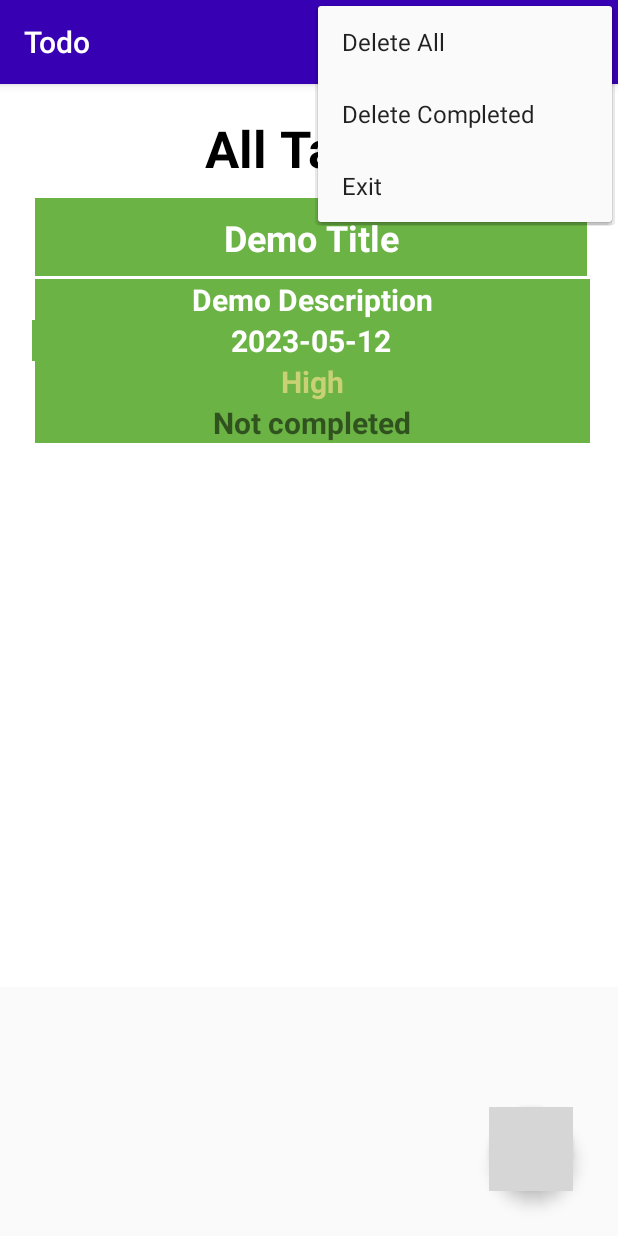
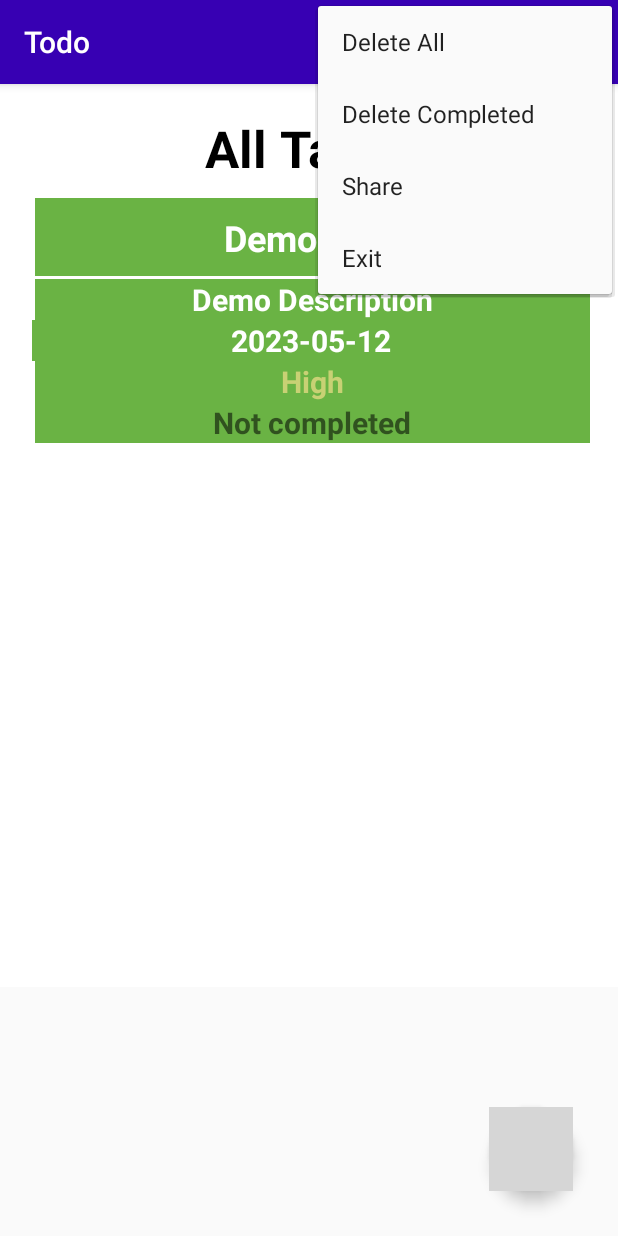
Before and after one commit to raban2/TodoApp, an Android app: the screen it shows after launch (MainActivity), with the options menu open, on a phone screen of 412 x 824 dp. Run offline under Robolectric (Android 15) with nearby library versions, the phone set to English and light mode, and no system bars; our stand-ins replace Room's generated code; grey boxes are pictures that could not be loaded.

Commit message:
Method for share is added

```diff
--- a/app/src/main/res/menu/main_menu.xml
+++ b/app/src/main/res/menu/main_menu.xml
@@ -1,6 +1,7 @@
 <?xml version="1.0" encoding="utf-8"?>
 <menu xmlns:android="http://schemas.android.com/apk/res/android"
-    xmlns:app="http://schemas.android.com/apk/res-auto">
+    xmlns:app="http://schemas.android.com/apk/res-auto"
+    >
 
     <item
         android:id="@+id/menu_delete_all"
@@ -8,6 +9,11 @@
         app:showAsAction="never" />
     <item android:id="@+id/delete_completed"
         android:title="Delete Completed" />
+    <item
+        android:id="@+id/menu_2"
+        android:title="@string/share"
+        />
+
     <item android:id="@+id/menu_logout"
         android:title="Exit"
         app:showAsAction="never"/>
--- a/app/src/main/res/values/strings.xml
+++ b/app/src/main/res/values/strings.xml
@@ -16,6 +16,7 @@
     <string name="crud_update">Task Updated</string>
     <string name="edit_update">Update</string>
     <string name="ok">Ok</string>
+    <string name="share">Share</string>
 
 
 </resources>
```
Also changed, not shown: app/src/main/java/com/example/todoapp/MainActivity.java (+34 -3 lines), 1 other file.
